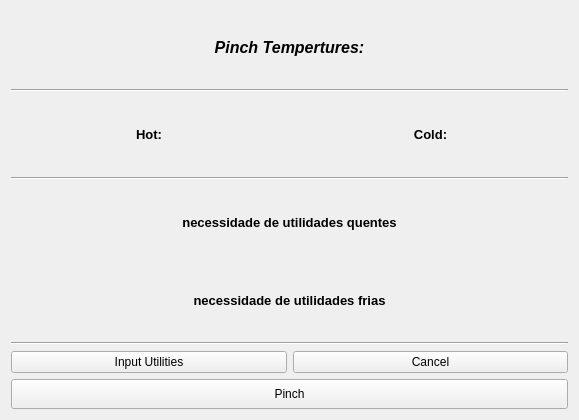
This is interface/done.ui in CarlosTadeuVassoler/MPinch as Qt 5 draws it before an edit. The edited form follows.
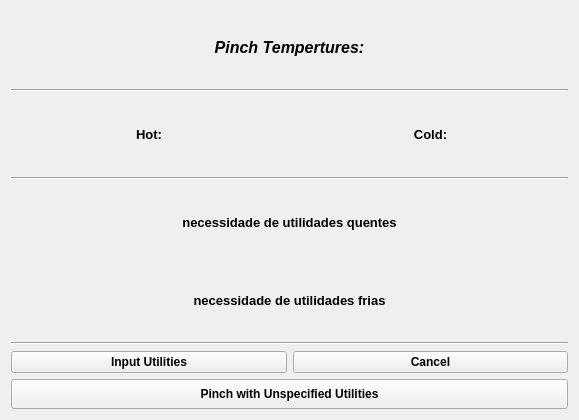
This is the edited form.

The edit to the form file:
```diff
--- a/interface/done.ui
+++ b/interface/done.ui
@@ -146,6 +146,12 @@
       <layout class="QHBoxLayout" name="horizontalLayout_4">
        <item>
         <widget class="QPushButton" name="escolher_utilidades">
+         <property name="font">
+          <font>
+           <weight>75</weight>
+           <bold>true</bold>
+          </font>
+         </property>
          <property name="text">
           <string>Input Utilities</string>
          </property>
@@ -153,6 +159,12 @@
        </item>
        <item>
         <widget class="QPushButton" name="cancelar">
+         <property name="font">
+          <font>
+           <weight>75</weight>
+           <bold>true</bold>
+          </font>
+         </property>
          <property name="text">
           <string>Cancel</string>
          </property>
@@ -168,8 +180,14 @@
          <height>30</height>
         </size>
        </property>
+       <property name="font">
+        <font>
+         <weight>75</weight>
+         <bold>true</bold>
+        </font>
+       </property>
        <property name="text">
-        <string>Pinch</string>
+        <string>Pinch with Unspecified Utilities</string>
        </property>
       </widget>
      </item>
```
